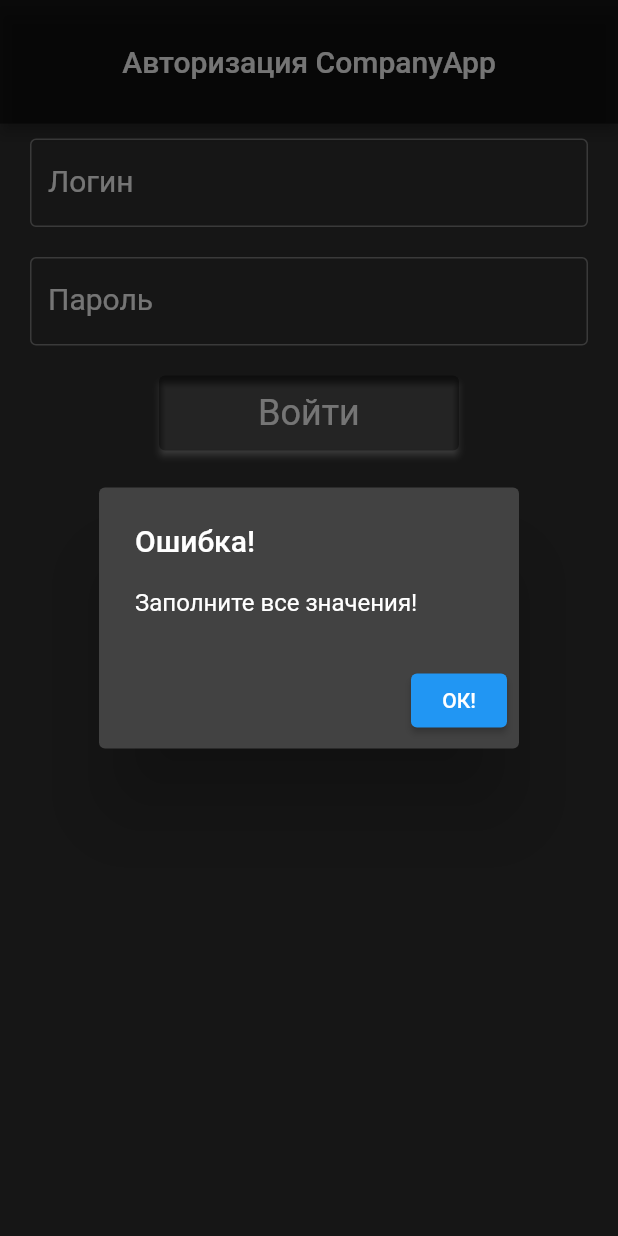
After one commit to Flockey23/CompanyApplication, a Flutter app: the Authorization screen opened directly, after a tap on "Войти", on a phone screen of 412 x 824 dp. The commit adds this screen. Run offline on Flutter 3.47's test engine with Material 2 defaults, Android fonts, the phone set to English and light mode, and no system bars; our stand-ins replace flutter_mobx, mobx; generated files the repository leaves out were written again.

Commit message:
Рефакторинг authorization экрана

```diff
--- a/lib/main.dart
+++ b/lib/main.dart
@@ -13,7 +13,7 @@ class MyApp extends StatelessWidget{
   Widget build(BuildContext context){
     return MaterialApp(
       theme: ConstantStyles.appThemeData,
-      home: const Authorization(),
+      home: Authorization(),
     );
   }
 }
--- /dev/null
+++ b/lib/presentation/widgets/authorization_form.dart
@@ -0,0 +1,153 @@
+import 'package:flutter/material.dart';
+import 'package:myapp/data/api/model/api_user.dart';
+import 'package:myapp/domain/state/authorization/authorization_state.dart';
+import 'package:myapp/presentation/constantStyles.dart';
+import 'package:myapp/presentation/pages/Company/home.dart';
+
+class AuthorizationForm extends StatefulWidget{
+  final AuthorizationState authorizationState;
+  const AuthorizationForm({super.key, required this.authorizationState});
+
+  @override
+  State<StatefulWidget> createState() => _AuthorizationFormState();
+
+}
+
+class _AuthorizationFormState extends State<AuthorizationForm> {
+  final _loginController = TextEditingController();
+  final _passwordController = TextEditingController();
+  late final AuthorizationState authorizationState;
+
+  @override
+  void initState(){
+    super.initState();
+    authorizationState = widget.authorizationState;
+  }
+
+  @override
+  Widget build(BuildContext context) {
+      return Padding(
+        padding: const EdgeInsets.symmetric(vertical: 10, horizontal: 20),
+        child:
+        Column(crossAxisAlignment: CrossAxisAlignment.stretch, children: [
+          Wrap(
+              runSpacing: 20,
+              spacing: 20,
+              alignment: WrapAlignment.center,
+              children: [
+                TextField(
+                    controller: _loginController,
+                    style: ConstantStyles.textFormFieldStyle,
+                    decoration: const InputDecoration(
+                      border: OutlineInputBorder(),
+                      hintText: "Введите логин",
+                      labelText: "Логин",
+                      labelStyle: ConstantStyles.labelStyle,
+                    )),
+                TextField(
+                    controller: _passwordController,
+                    style: ConstantStyles.textFormFieldStyle,
+                    obscureText: true,
+                    decoration: const InputDecoration(
+                      border: OutlineInputBorder(),
+                      hintText: "Введите пароль",
+                      labelText: "Пароль",
+                      labelStyle: ConstantStyles.labelStyle,
+                    )),
+                ElevatedButton(
+                  onPressed: () {
+                    _authorize(context);
+                  },
+                  style: ConstantStyles.buttonStyle,
+                  child: const Text("Войти"),
+                ),
+              ])
+        ]),
+      );
+  }
+
+  _authorize(BuildContext context) async {
+    if (_loginController.text != '' && _passwordController.text != '') {
+      authorizationState.user = ApiUser(
+        login: _loginController.text,
+        password: _passwordController.text,
+      );
+      await authorizationState.authorize();
+      showResponse();
+    } else {
+      showDialog(
+          context: context,
+          builder: (BuildContext context) {
+            return AlertDialog(
+                title: const Text("Ошибка!"),
+                content: const Text("Заполните все значения!"),
+                actions: [
+                  ElevatedButton(
+                      onPressed: () {
+                        Navigator.of(context).pop();
+                      },
+                      child: const Text("ОК!"))
+                ]);
+          });
+    }
+  }
+
+  showResponse() {
+    int responseStatusCode = authorizationState.statusCode;
+    showDialog(
+        context: context,
+        builder: (BuildContext context) {
+          if (responseStatusCode == 404) {
+            return AlertDialog(
+                title: const Text("Ошибка!"),
+                content: const Text("Пользователь не найден!"),
+                actions: [
+                  ElevatedButton(
+                      onPressed: () {
+                        Navigator.of(context).pop();
+                      },
+                      child: const Text("ОК!"))
+                ]);
+          } else if (responseStatusCode == 401) {
+            return AlertDialog(
+                title: const Text("Ошибка!"),
+                content: const Text("Неправильный пароль!"),
+                actions: [
+                  ElevatedButton(
+                      onPressed: () {
+                        Navigator.of(context).pop();
+                      },
+                      child: const Text("ОК!"))
+                ]);
+          } else if (responseStatusCode == 500) {
+            return AlertDialog(
+              title: const Text("Ошибка!"),
+              content: const Text("Внутренняя ошибка!"),
+              actions: [
+                ElevatedButton(
+                    onPressed: () {
+                      Navigator.of(context).push(MaterialPageRoute(
+                        builder: (context) => const Home(),
+                      ));
+                    },
+                    child: const Text("OK!"))
+              ],
+            );
+          } else {
+            return AlertDialog(
+              title: const Text("Успешно!"),
+              content: const Text("Успешная авторизация!"),
+              actions: [
+                ElevatedButton(
+                    onPressed: () {
+                      Navigator.of(context).push(MaterialPageRoute(
+                        builder: (context) => const Home(),
+                      ));
+                    },
+                    child: const Text("OK!"))
+              ],
+            );
+          }
+        });
+  }
+}
```
Also changed, not shown: lib/presentation/pages/Authorization/authorization.dart (+2 -135 lines).
